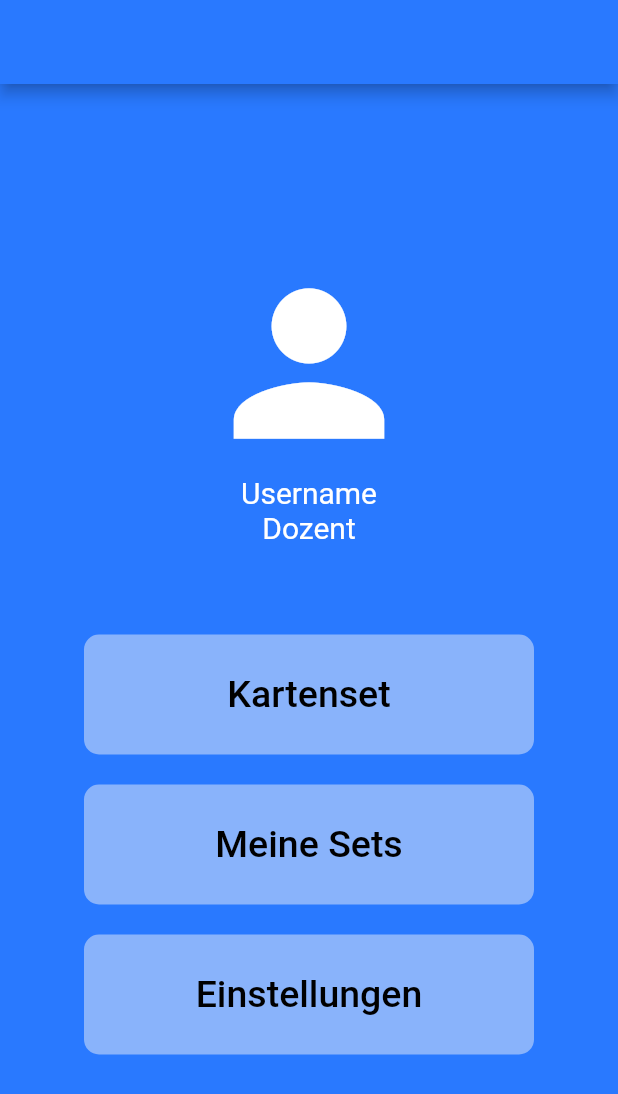
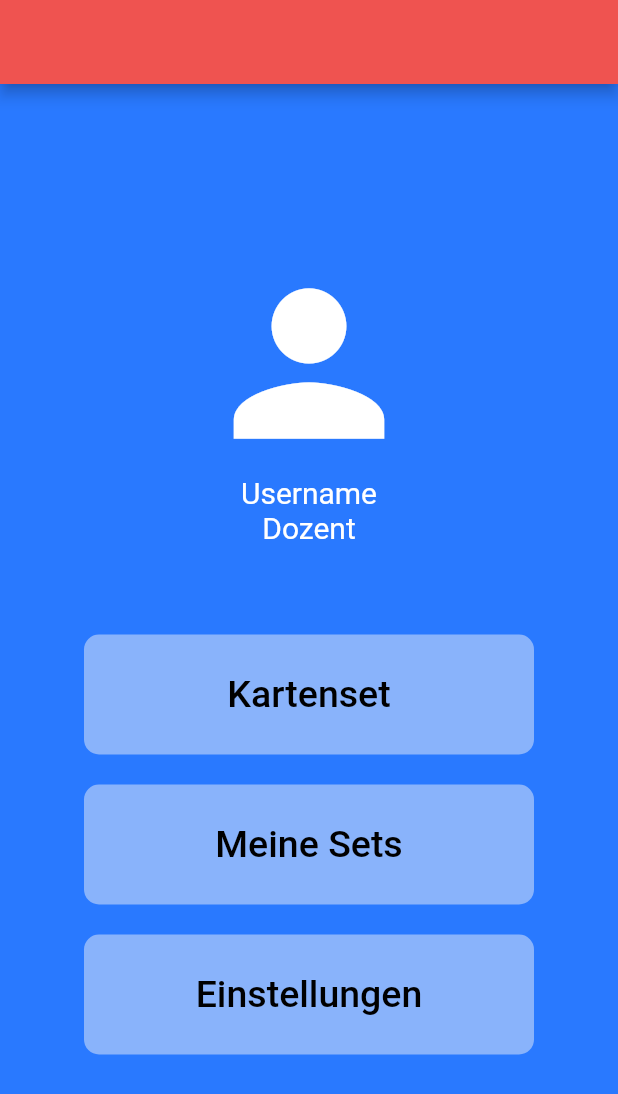
Before and after one commit to Schwinge12/Studycards, a Flutter app: the screen it shows after launch, on a phone screen of 412 x 824 dp. Shown: the top 1094 px of the screen. Run offline on Flutter 3.47's test engine with Material 2 defaults, Android fonts, the phone set to English and light mode, and no system bars; our stand-ins replace flip_card; Roboto replaces fonts that are missing (Baloobhai2-ExtraBold.ttf).

Commit message:
Hintergrundfarbe Geändert

```diff
--- a/lib/DozentScreens/MenuPage.dart
+++ b/lib/DozentScreens/MenuPage.dart
@@ -19,7 +19,7 @@ class _MenuPageState extends State<MenuPage>{
   Widget build(BuildContext context) {
       return Scaffold(
         appBar: AppBar(
-          backgroundColor: Colors.blueAccent[400],
+          backgroundColor: Colors.red[400],
         ),
         body: Center(
           child: Column(
--- a/lib/main.dart
+++ b/lib/main.dart
@@ -11,7 +11,7 @@ import 'package:karteikartenapp/DozentScreens/KarteErstellenRueckseite.dart';
 import 'package:karteikartenapp/DozentScreens/Kartenabfrage.dart';
 
 //testsyncro
-
+//TEST
 void main()=>runApp(KarteikartenApp());
 
 class KarteikartenApp extends StatelessWidget{
```
